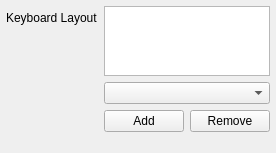
Before: the Qt Designer form src/keyboard.ui in labwc/labwc-tweaks, drawn with Qt 5.
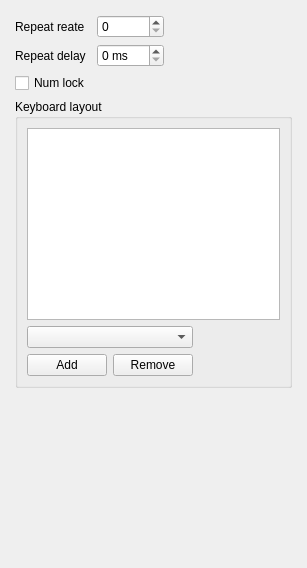
After: the same form once the commit is applied.

Commit message: Imported template in keyBoardPage; added all settings

```diff
--- a/src/keyboard.ui
+++ b/src/keyboard.ui
@@ -6,79 +6,173 @@
    <rect>
     <x>0</x>
     <y>0</y>
-    <width>251</width>
-    <height>153</height>
+    <width>307</width>
+    <height>568</height>
    </rect>
   </property>
-  <layout class="QFormLayout" name="layPage3">
-   <property name="leftMargin">
-    <number>6</number>
+  <widget class="QScrollArea" name="scrollArea">
+   <property name="geometry">
+    <rect>
+     <x>6</x>
+     <y>6</y>
+     <width>295</width>
+     <height>556</height>
+    </rect>
    </property>
-   <property name="topMargin">
-    <number>6</number>
+   <property name="frameShape">
+    <enum>QFrame::Shape::NoFrame</enum>
    </property>
-   <property name="rightMargin">
-    <number>6</number>
+   <property name="widgetResizable">
+    <bool>true</bool>
    </property>
-   <property name="bottomMargin">
-    <number>6</number>
-   </property>
-   <item row="0" column="0">
-    <widget class="QLabel" name="label_6">
-     <property name="text">
-      <string>Keyboard Layout</string>
-     </property>
-    </widget>
-   </item>
-   <item row="0" column="1">
-    <layout class="QVBoxLayout" name="multiKeyboardLayout">
+   <widget class="QWidget" name="scrollAreaWidgetContents">
+    <property name="geometry">
+     <rect>
+      <x>0</x>
+      <y>0</y>
+      <width>295</width>
+      <height>556</height>
+     </rect>
+    </property>
+    <layout class="QVBoxLayout" name="main layout">
      <item>
-      <widget class="QListView" name="layoutView">
-       <property name="maximumSize">
-        <size>
-         <width>16777215</width>
-         <height>72</height>
-        </size>
-       </property>
-      </widget>
-     </item>
-     <item>
-      <widget class="QComboBox" name="layoutCombo"/>
-     </item>
-     <item>
-      <layout class="QHBoxLayout" name="horizontalLayout_2">
-       <item>
-        <widget class="QPushButton" name="layoutAdd">
+      <layout class="QGridLayout" name="other_settings">
+       <item row="0" column="0">
+        <widget class="QLabel" name="label">
          <property name="text">
-          <string>Add</string>
+          <string>Repeat reate</string>
          </property>
         </widget>
        </item>
-       <item>
-        <widget class="QPushButton" name="layoutRemove">
+       <item row="0" column="1">
+        <widget class="QSpinBox" name="repeatRate"/>
+       </item>
+       <item row="0" column="2">
+        <spacer name="horizontalSpacer">
+         <property name="orientation">
+          <enum>Qt::Orientation::Horizontal</enum>
+         </property>
+         <property name="sizeHint" stdset="0">
+          <size>
+           <width>40</width>
+           <height>20</height>
+          </size>
+         </property>
+        </spacer>
+       </item>
+       <item row="1" column="0">
+        <widget class="QLabel" name="label_2">
          <property name="text">
-          <string>Remove</string>
+          <string>Repeat delay</string>
+         </property>
+        </widget>
+       </item>
+       <item row="1" column="1">
+        <widget class="QSpinBox" name="repeatDelay">
+         <property name="enabled">
+          <bool>true</bool>
+         </property>
+         <property name="suffix">
+          <string> ms</string>
+         </property>
+         <property name="maximum">
+          <number>999</number>
+         </property>
+        </widget>
+       </item>
+       <item row="1" column="2">
+        <spacer name="horizontalSpacer_2">
+         <property name="orientation">
+          <enum>Qt::Orientation::Horizontal</enum>
+         </property>
+         <property name="sizeHint" stdset="0">
+          <size>
+           <width>40</width>
+           <height>20</height>
+          </size>
+         </property>
+        </spacer>
+       </item>
+       <item row="2" column="0">
+        <widget class="QCheckBox" name="numlock">
+         <property name="text">
+          <string>Num lock</string>
          </property>
         </widget>
        </item>
       </layout>
      </item>
      <item>
-      <spacer name="verticalSpacer">
+      <widget class="QGroupBox" name="groupBox keyboardLayout">
+       <property name="title">
+        <string>Keyboard layout</string>
+       </property>
+       <layout class="QGridLayout" name="gridLayout_2">
+        <item row="2" column="1">
+         <widget class="QPushButton" name="layoutRemove">
+          <property name="text">
+           <string>Remove</string>
+          </property>
+         </widget>
+        </item>
+        <item row="2" column="2">
+         <spacer name="horizontalSpacer">
+          <property name="orientation">
+           <enum>Qt::Orientation::Horizontal</enum>
+          </property>
+          <property name="sizeHint" stdset="0">
+           <size>
+            <width>31</width>
+            <height>20</height>
+           </size>
+          </property>
+         </spacer>
+        </item>
+        <item row="2" column="0">
+         <widget class="QPushButton" name="layoutAdd">
+          <property name="text">
+           <string>Add</string>
+          </property>
+         </widget>
+        </item>
+        <item row="0" column="0" colspan="3">
+         <widget class="QListView" name="layoutView"/>
+        </item>
+        <item row="1" column="0" colspan="2">
+         <widget class="QComboBox" name="layoutCombo"/>
+        </item>
+        <item row="1" column="2">
+         <spacer name="horizontalSpacer_2">
+          <property name="orientation">
+           <enum>Qt::Orientation::Horizontal</enum>
+          </property>
+          <property name="sizeHint" stdset="0">
+           <size>
+            <width>40</width>
+            <height>20</height>
+           </size>
+          </property>
+         </spacer>
+        </item>
+       </layout>
+      </widget>
+     </item>
+     <item>
+      <spacer name="bottomSpacer">
        <property name="orientation">
         <enum>Qt::Orientation::Vertical</enum>
        </property>
        <property name="sizeHint" stdset="0">
         <size>
-         <width>20</width>
-         <height>40</height>
+         <width>0</width>
+         <height>0</height>
         </size>
        </property>
       </spacer>
      </item>
     </layout>
-   </item>
-  </layout>
+   </widget>
+  </widget>
  </widget>
  <resources/>
  <connections/>
```
The commit also changes 4 other files.
